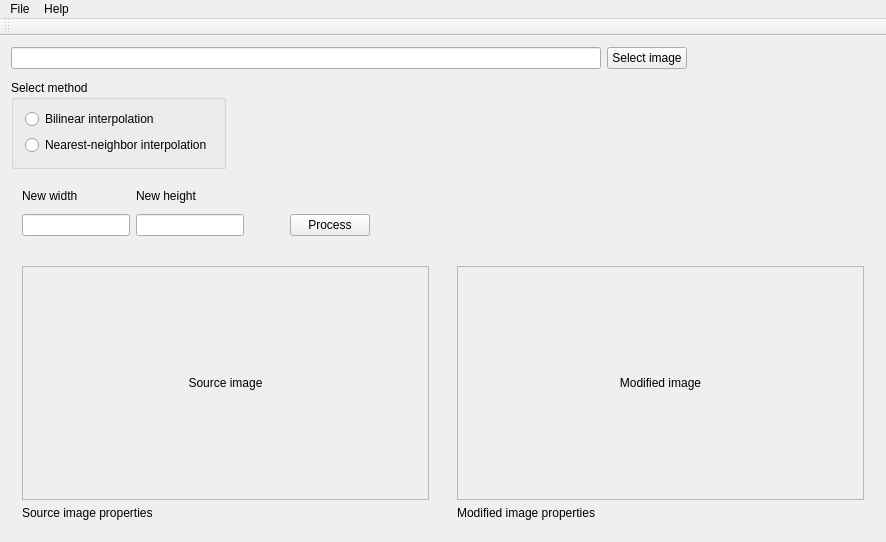
First picture: the form in qt/mainwindow.ui, repository herodrigues/cvip, before the edit.
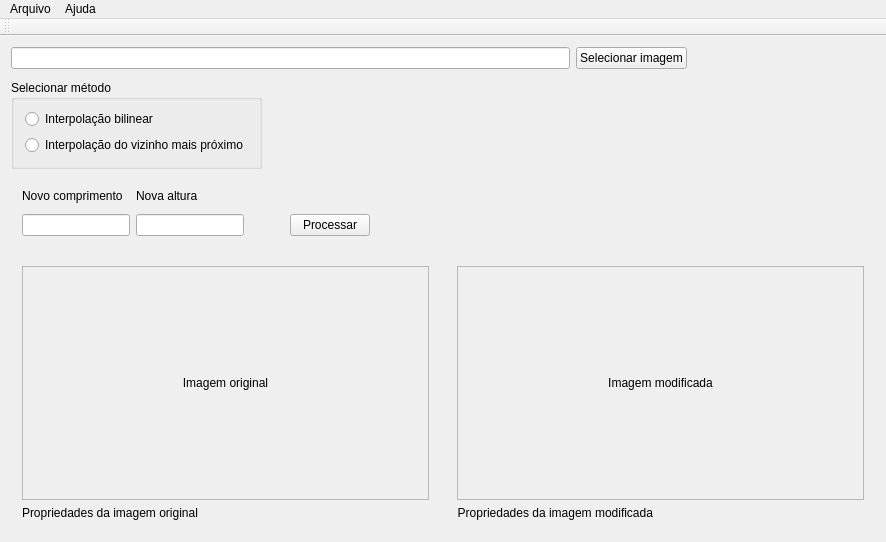
Second picture: the form after the edit.

Commit message: Translate mainwindow.ui components

What changed in the file:
```diff
--- a/qt/mainwindow.ui
+++ b/qt/mainwindow.ui
@@ -30,7 +30,7 @@
        </sizepolicy>
       </property>
       <property name="title">
-       <string>Select method</string>
+       <string>Selecionar método</string>
       </property>
       <layout class="QFormLayout" name="formLayout">
        <property name="verticalSpacing">
@@ -42,14 +42,14 @@
        <item row="0" column="0">
         <widget class="QRadioButton" name="rbBilinear">
          <property name="text">
-          <string>Bilinear interpolation</string>
+          <string>Interpolação bilinear</string>
          </property>
         </widget>
        </item>
        <item row="1" column="0">
         <widget class="QRadioButton" name="rbNeighbor">
          <property name="text">
-          <string>Nearest-neighbor interpolation</string>
+          <string>Interpolação do vizinho mais próximo</string>
          </property>
         </widget>
        </item>
@@ -88,7 +88,7 @@
         <item>
          <widget class="QPushButton" name="selectImgBtn">
           <property name="text">
-           <string>Select image</string>
+           <string>Selecionar imagem</string>
           </property>
          </widget>
         </item>
@@ -135,7 +135,7 @@
              <item>
               <widget class="QLabel" name="modifiedImg">
                <property name="text">
-                <string>Modified image</string>
+                <string>Imagem modificada</string>
                </property>
                <property name="scaledContents">
                 <bool>false</bool>
@@ -158,7 +158,7 @@
             </sizepolicy>
            </property>
            <property name="text">
-            <string>Modified image properties</string>
+            <string>Propriedades da imagem modificada</string>
            </property>
            <property name="alignment">
             <set>Qt::AlignRight|Qt::AlignTrailing|Qt::AlignVCenter</set>
@@ -189,7 +189,7 @@
              <item>
               <widget class="QLabel" name="sourceImg">
                <property name="text">
-                <string>Source image</string>
+                <string>Imagem original</string>
                </property>
                <property name="scaledContents">
                 <bool>false</bool>
@@ -212,7 +212,7 @@
             </sizepolicy>
            </property>
            <property name="text">
-            <string>Source image properties</string>
+            <string>Propriedades da imagem original</string>
            </property>
           </widget>
          </item>
@@ -243,7 +243,7 @@
            </sizepolicy>
           </property>
           <property name="text">
-           <string>Process</string>
+           <string>Processar</string>
           </property>
          </widget>
         </item>
@@ -263,7 +263,7 @@
         <item row="0" column="0">
          <widget class="QLabel" name="label">
           <property name="text">
-           <string>New width</string>
+           <string>Novo comprimento</string>
           </property>
          </widget>
         </item>
@@ -273,7 +273,7 @@
         <item row="0" column="1">
          <widget class="QLabel" name="label_2">
           <property name="text">
-           <string>New height</string>
+           <string>Nova altura</string>
           </property>
          </widget>
         </item>
@@ -313,13 +313,13 @@
    </property>
    <widget class="QMenu" name="menuFile">
     <property name="title">
-     <string>File</string>
+     <string>Arquivo</string>
     </property>
     <addaction name="actionQuit"/>
    </widget>
    <widget class="QMenu" name="menuHel">
     <property name="title">
-     <string>Help</string>
+     <string>Ajuda</string>
     </property>
     <addaction name="actionAbout"/>
    </widget>
```
Left out of the diff: 4 changed lines with no effect on the pictures. The commit also changes 6 other files.
